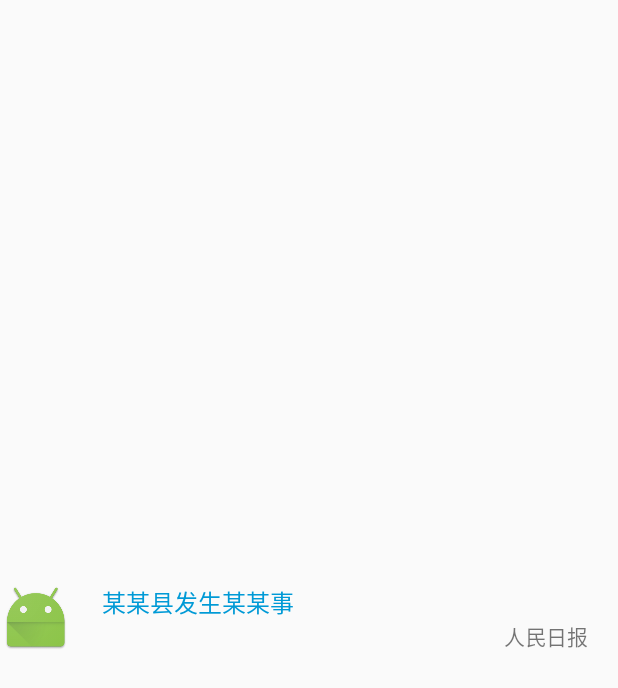
After one commit to cytcool/SmartButler1, an Android app: the layout wechat_item.xml on its own in the app's theme, with its tools: preview values and no code run, on a phone screen of 412 x 824 dp. The commit adds this screen. Shown: the top 688 px of the screen. Run offline under Robolectric (Android 15) with nearby library versions, the phone set to English and light mode, and no system bars; Roboto replaces fonts that are not available here.

Commit message:
微信精选基本布局和接口数据解析

```diff
--- a/app/src/main/java/com/atguigu/smartbutler1/adapter/ChatListAdapter.java
+++ b/app/src/main/java/com/atguigu/smartbutler1/adapter/ChatListAdapter.java
@@ -8,6 +8,7 @@ import android.widget.BaseAdapter;
 import android.widget.TextView;
 
 import com.atguigu.smartbutler1.R;
+import com.atguigu.smartbutler1.entity.ChatListData;
 
 import java.util.List;
 
--- a/app/src/main/java/com/atguigu/smartbutler1/adapter/ChatListData.java
+++ b/app/src/main/java/com/atguigu/smartbutler1/entity/ChatListData.java
@@ -1,4 +1,4 @@
-package com.atguigu.smartbutler1.adapter;
+package com.atguigu.smartbutler1.entity;
 
 /**
  * Created by CYT on 2017/12/5.
--- a/app/src/main/java/com/atguigu/smartbutler1/fragment/ButlerFragment.java
+++ b/app/src/main/java/com/atguigu/smartbutler1/fragment/ButlerFragment.java
@@ -13,7 +13,7 @@ import android.widget.Toast;
 
 import com.atguigu.smartbutler1.R;
 import com.atguigu.smartbutler1.adapter.ChatListAdapter;
-import com.atguigu.smartbutler1.adapter.ChatListData;
+import com.atguigu.smartbutler1.entity.ChatListData;
 import com.atguigu.smartbutler1.ui.L;
 import com.atguigu.smartbutler1.utils.StaticClass;
 import com.kymjs.rxvolley.RxVolley;
--- a/app/src/main/java/com/atguigu/smartbutler1/ui/CourierActivity.java
+++ b/app/src/main/java/com/atguigu/smartbutler1/ui/CourierActivity.java
@@ -102,7 +102,6 @@ public class CourierActivity extends BaseActivity implements View.OnClickListene
             JSONArray jsonArray = jsonResult.getJSONArray("list");
             for (int i = 0; i < jsonArray.length(); i++) {
                 JSONObject json = (JSONObject) jsonArray.get(i);
-
                 CourierData data = new CourierData();
                 data.setRemark(json.getString("remark"));
                 data.setZone(json.getString("zone"));
--- a/app/src/main/java/com/atguigu/smartbutler1/utils/StaticClass.java
+++ b/app/src/main/java/com/atguigu/smartbutler1/utils/StaticClass.java
@@ -12,11 +12,15 @@ public class StaticClass {
 
     public static final String BMOB_APP_ID = "fbdfef1257ae4d0fd792786bb7734094";
 
-    //快递Key
+    //快递key
     public static final String COURIER_KEY = "1af43b4fd1c9ecf97493233f6769b749";
 
+    //归属地key
     public static final String PHONE_KEY = "22a6ba14995ce26dd0002216be51dabb";
 
     //问答机器人key
     public static final String CHAT_LIST_KEY = "7a48539921338ef90866922b21e25f6d";
+
+    //微信精选key
+    public static final String WECHAT_KEY = "78f723dccf85aea324a3cf0daac97f35";
 }
--- /dev/null
+++ b/app/src/main/res/layout/wechat_item.xml
@@ -0,0 +1,41 @@
+<?xml version="1.0" encoding="utf-8"?>
+<LinearLayout
+    xmlns:android="http://schemas.android.com/apk/res/android"
+    android:layout_width="match_parent"
+    android:layout_height="match_parent"
+    android:gravity="center_vertical"
+    android:orientation="horizontal">
+
+    <ImageView
+        android:id="@+id/iv_img"
+        android:layout_width="wrap_content"
+        android:layout_height="wrap_content"
+        android:src="@mipmap/ic_launcher"/>
+
+    <LinearLayout
+        android:layout_width="0dp"
+        android:layout_height="wrap_content"
+        android:layout_weight="1"
+        android:gravity="center_vertical"
+        android:orientation="vertical"
+        android:padding="20dp">
+
+        <TextView
+            android:id="@+id/tv_title"
+            android:layout_width="wrap_content"
+            android:layout_height="wrap_content"
+            android:maxLines="1"
+            android:text="某某县发生某某事"
+            android:textColor="@color/colorPrimary"
+            android:textSize="16sp"/>
+
+        <TextView
+            android:id="@+id/tv_source"
+            android:layout_width="match_parent"
+            android:layout_height="wrap_content"
+            android:gravity="right"
+            android:text="人民日报"/>
+
+    </LinearLayout>
+
+</LinearLayout>
```
Also changed, not shown: app/src/main/java/com/atguigu/smartbutler1/adapter/WeChatAdapter.java (added, +76 -0 lines), app/src/main/java/com/atguigu/smartbutler1/entity/WeChatData.java (added, +49 -0 lines), app/src/main/java/com/atguigu/smartbutler1/fragment/WechatFragment.java (+57 -2 lines), app/src/main/res/layout/wechat_fragmeng.xml (+7 -9 lines).
